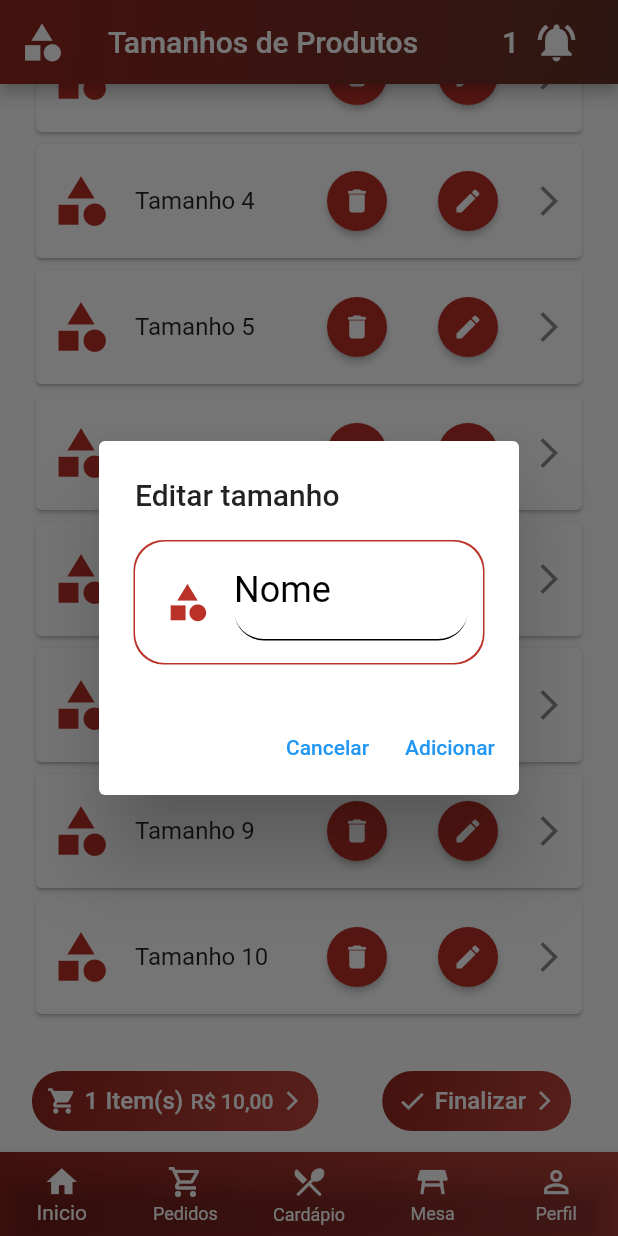
After one commit to flutter-preview/guicrisostomo-tcc, a Flutter app: the ScreenListSize screen opened by its route, scrolled down 236 dp, after a tap on the "edit" icon, on a phone screen of 412 x 824 dp. The commit adds this screen. Run offline on Flutter 3.47's test engine with Material 2 defaults, Android fonts, the phone set to English and light mode, and no system bars; our stand-ins replace cached_network_image, cloud_firestore, firebase_auth, firebase_core, flutter_native_splash, flutter_svg and 3 more; missing offline and left inert: barcode_scan2; accounts and stored records are empty.

Commit message:
feat: add screen

```diff
--- a/lib/main.dart
+++ b/lib/main.dart
@@ -15,6 +15,7 @@ import 'package:tcc/view/pages/manager/screen_home.dart';
 import 'package:tcc/view/pages/manager/screen_info_category.dart';
 import 'package:tcc/view/pages/manager/screen_info_employee.dart';
 import 'package:tcc/view/pages/manager/screen_list_products.dart';
+import 'package:tcc/view/pages/manager/screen_list_size.dart';
 import 'package:tcc/view/pages/manager/screen_list_smartphone_employee.dart';
 import 'package:tcc/view/pages/manager/screen_more_option.dart';
 import 'package:tcc/view/pages/manager/screen_permissions.dart';
@@ -162,6 +163,9 @@ Route navigator([String? name, Object? arguments]) {
     case 'list_products' :
       page = const ScreenListProducts();
       break;
+    case 'size' :
+      page = const ScreenListSize();
+      break;
     default:
       page = const ScreenPresentation();
     }
@@ -260,6 +264,7 @@ Future<void> main() async {
         'permissions' :(context) => const ScreenPermissions(id: null),
         'table_manager' :(context) => const ScreenTables(),
         'more' :(context) => const ScreenMoreOption(),
+        'size' :(context) => const ScreenListSize(),
       },
 
       // onGenerateRoute: (settings) {
--- /dev/null
+++ b/lib/view/pages/manager/screen_list_size.dart
@@ -0,0 +1,137 @@
+import 'package:flutter/material.dart';
+import 'package:tcc/main.dart';
+import 'package:tcc/view/widget/appBar.dart';
+import 'package:tcc/view/widget/bottonNavigation.dart';
+import 'package:tcc/globals.dart' as globals;
+import 'package:tcc/view/widget/textFieldGeneral.dart';
+
+class ScreenListSize extends StatefulWidget {
+  const ScreenListSize({super.key});
+
+  @override
+  State<ScreenListSize> createState() => _ScreenListSizeState();
+}
+
+class _ScreenListSizeState extends State<ScreenListSize> {
+  var txtEditSize = TextEditingController();
+
+  @override
+  Widget build(BuildContext context) {
+    return Scaffold(
+      appBar: appBarWidget(
+        pageName: 'Tamanhos de Produtos',
+        context: context,
+        icon: Icons.category,
+      ),
+
+      body: SingleChildScrollView(
+        padding: const EdgeInsets.all(20),
+        child: ListView.builder(
+          shrinkWrap: true,
+          itemBuilder: (context, index) {
+            return Card(
+              child: ListTile(
+                contentPadding: const EdgeInsets.all(10),
+                leading: Icon(Icons.category, size: 40, color: globals.primary),
+                title: Text('Tamanho ${index + 1}'),
+                trailing: Row(
+                  mainAxisSize: MainAxisSize.min,
+                  children: [
+                    ElevatedButton(
+                      style: ElevatedButton.styleFrom(
+                        backgroundColor: globals.primary,
+                        shape: const CircleBorder(),
+                        padding: const EdgeInsets.all(10)
+                      ),
+                      onPressed: () {
+                        showDialog(
+                          context: context,
+                          builder: (context) {
+                            return AlertDialog(
+                              title: const Text('Excluir'),
+                              content: const Text('Deseja realmente excluir este tamanho?'),
+                              actions: [
+                                TextButton(
+                                  onPressed: () {
+                                    Navigator.pop(context);
+                                  },
+                                  child: const Text('Não')
+                                ),
+                                TextButton(
+                                  onPressed: () {
+                                    Navigator.pop(context);
+                                  },
+                                  child: const Text('Sim')
+                                ),
+                              ],
+                            );
+                          }
+                        );
+                      },
+                      child: Icon(Icons.delete, color: Colors.white, size: 20),
+                    ),
+                    const SizedBox(width: 10),
+
+                    ElevatedButton(
+                      style: ElevatedButton.styleFrom(
+                        backgroundColor: globals.primary,
+                        shape: const CircleBorder(),
+                        padding: const EdgeInsets.all(10)
+                      ),
+
+                      onPressed: () {
+                        showDialog(
+                          context: context,
+                          builder: (context) {
+                            return AlertDialog(
+                              title: const Text('Editar tamanho'),
+                              content: Column(
+                                mainAxisSize: MainAxisSize.min,
+                                children: [
+                                  TextFieldGeneral(
+                                    label: 'Nome',
+                                    variavel: txtEditSize,
+                                    context: context,
+                                    keyboardType: TextInputType.text,
+                                    ico: Icons.category,
+                                  )
+                                ],
+                              ),
+                              actions: [
+                                TextButton(
+                                  onPressed: () => Navigator.pop(context),
+                                  child: const Text('Cancelar')
+                                ),
+                                TextButton(
+                                  onPressed: () => Navigator.pop(context),
+                                  child: const Text('Adicionar')
+                                ),
+                              ],
+                            );
+                          }
+                        );
+                      },
+                      child: Icon(Icons.edit, color: Colors.white, size: 20),
+                    ),
+
+                    const SizedBox(width: 10),
+                    const Icon(Icons.arrow_forward_ios),
+                  ],
+                ),
+                onTap: () {
+                  Navigator.push(
+                    context,
+                    navigator('size/info', index+1)
+                  );
+                },
+              ),
+            );
+          },
+          itemCount: 10,
+        ),
+      ),
+
+      bottomNavigationBar: const Bottom(),
+    );
+  }
+}
```
Also changed, not shown: lib/view/pages/manager/screen_more_option.dart (+16 -0 lines).
